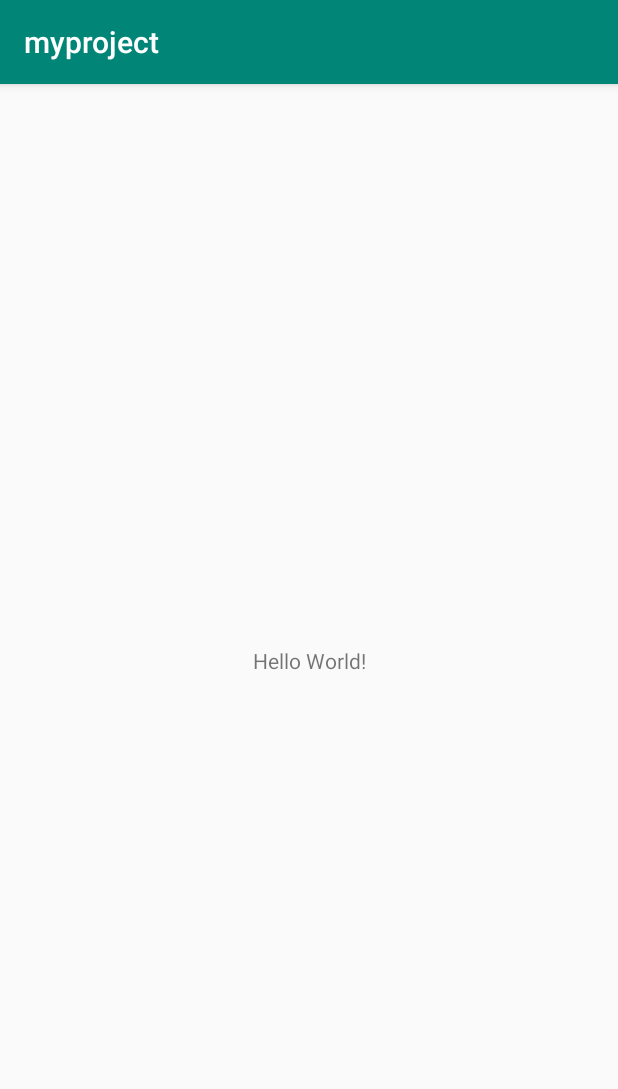
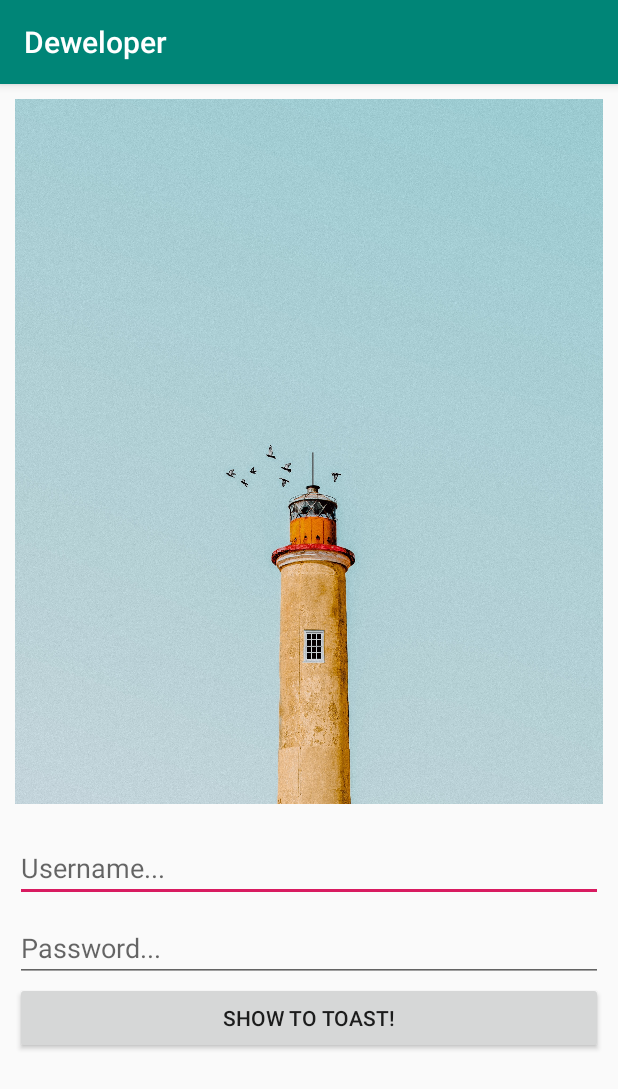
Before and after one commit to ahmadshobirin/first-app, an Android app: the screen it shows after launch (MainActivity), on a phone screen of 412 x 824 dp. Shown: the top 1089 px of the screen. Run offline under Robolectric (Android 15) with nearby library versions, the phone set to English and light mode, and no system bars.

Commit message:
add onclick listener

```diff
--- a/app/src/main/java/com/deweloper/myproject/MainActivity.java
+++ b/app/src/main/java/com/deweloper/myproject/MainActivity.java
@@ -3,12 +3,40 @@ package com.deweloper.myproject;
 import androidx.appcompat.app.AppCompatActivity;
 
 import android.os.Bundle;
+import android.view.View;
+import android.widget.Button;
+import android.widget.EditText;
+import android.widget.Toast;
 
 public class MainActivity extends AppCompatActivity {
+
+    EditText username,password;
+    Button btnshowtoast;
 
     @Override
     protected void onCreate(Bundle savedInstanceState) {
         super.onCreate(savedInstanceState);
         setContentView(R.layout.activity_main);
+
+        username = findViewById(R.id.username);
+        password = findViewById(R.id.password);
+        btnshowtoast = findViewById(R.id.show_to_toast);
+
+        btnshowtoast.setOnClickListener(new View.OnClickListener() {
+            @Override
+            public void onClick(View v) {
+                String user = username.getText().toString();
+                String pass = password.getText().toString();
+
+                String s = user+" "+pass;
+
+
+                Toast.makeText(
+                    getApplicationContext(),
+                    s,
+                    Toast.LENGTH_SHORT
+                ).show();
+            }
+        });
     }
 }
--- a/app/src/main/res/layout/activity_main.xml
+++ b/app/src/main/res/layout/activity_main.xml
@@ -1,18 +1,42 @@
 <?xml version="1.0" encoding="utf-8"?>
-<androidx.constraintlayout.widget.ConstraintLayout xmlns:android="http://schemas.android.com/apk/res/android"
+<LinearLayout
+
+    xmlns:android="http://schemas.android.com/apk/res/android"
     xmlns:app="http://schemas.android.com/apk/res-auto"
     xmlns:tools="http://schemas.android.com/tools"
     android:layout_width="match_parent"
     android:layout_height="match_parent"
+    android:padding="10dp"
+    android:orientation="vertical"
     tools:context=".MainActivity">
 
-    <TextView
-        android:layout_width="wrap_content"
+    <ImageView
+        android:layout_width="match_parent"
         android:layout_height="wrap_content"
-        android:text="Hello World!"
-        app:layout_constraintBottom_toBottomOf="parent"
-        app:layout_constraintLeft_toLeftOf="parent"
-        app:layout_constraintRight_toRightOf="parent"
-        app:layout_constraintTop_toTopOf="parent" />
+        android:src="@drawable/architecture"
+        android:layout_marginBottom="20dp"
+        android:adjustViewBounds="true"/>
 
-</androidx.constraintlayout.widget.ConstraintLayout>
+    <EditText
+        android:id="@+id/username"
+        android:layout_width="match_parent"
+        android:layout_height="wrap_content"
+        android:hint="Username..."
+        android:layout_marginBottom="8dp"
+        />
+
+    <EditText
+        android:id="@+id/password"
+        android:layout_width="match_parent"
+        android:layout_height="wrap_content"
+        android:hint="Password..."
+        />
+
+    <Button
+        android:id="@+id/show_to_toast"
+        android:layout_width="match_parent"
+        android:layout_height="wrap_content"
+        android:text="@string/toast_show"
+        />
+
+</LinearLayout>
--- a/app/src/main/res/values/strings.xml
+++ b/app/src/main/res/values/strings.xml
@@ -1,3 +1,6 @@
 <resources>
-    <string name="app_name">myproject</string>
+    <string name="app_name">Deweloper</string>
+    <string name="tagline">Uwu~</string>
+    <string name="button_submit">Submit</string>
+    <string name="toast_show">Show to Toast!</string>
 </resources>
```
Also changed, not shown: app/src/main/res/drawable/architecture.jpg (added).
